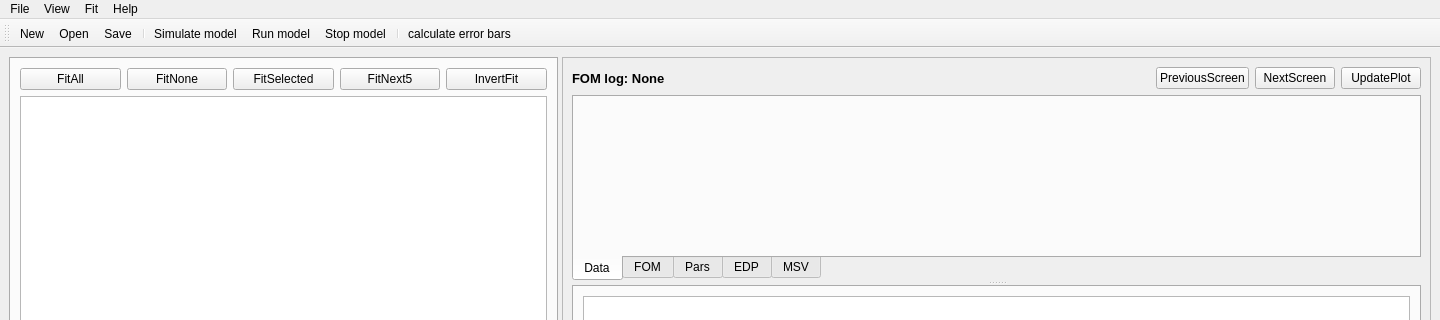
jackey-qiu/DaFy, file projects/superrod/superrod3.ui: the form before one commit; both pictures show x 0 to 1440 and y 0 to 320 of the 1440 by 805 pixel window.
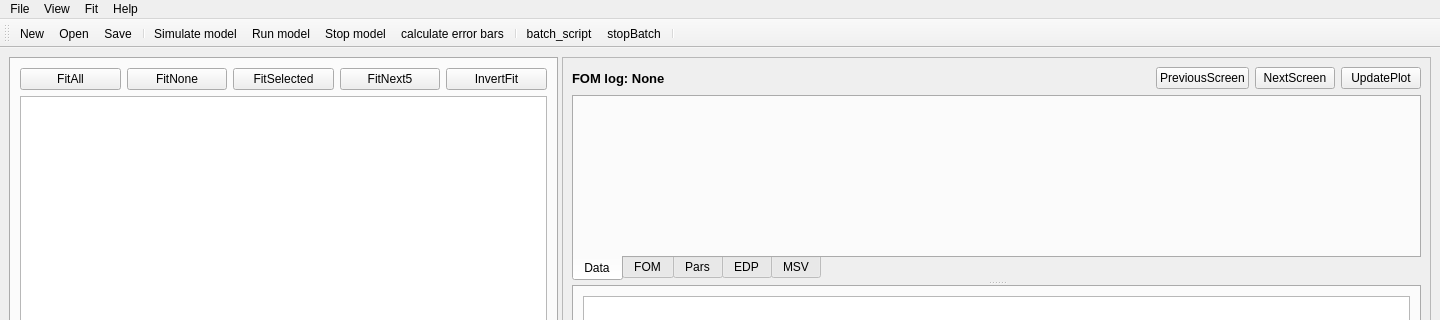
The form after the commit. The open tabs and pages were chosen to show the change. Icons and pictures are not drawn. Custom widgets are drawn as their Qt base class.

Commit message: add a widget to run batch script for MI fit for raxs datasets

What changed in the file:
```diff
--- a/projects/superrod/superrod3.ui
+++ b/projects/superrod/superrod3.ui
@@ -841,8 +841,11 @@
    <addaction name="actionSimulate"/>
    <addaction name="actionRun"/>
    <addaction name="actionStop"/>
-   <addaction name="separator"/>
    <addaction name="actionCalculate"/>
+   <addaction name="separator"/>
+   <addaction name="actionRun_batch_script"/>
+   <addaction name="actionStopBatch"/>
+   <addaction name="separator"/>
   </widget>
   <action name="actionSimulate">
    <property name="icon">
@@ -1028,6 +1031,24 @@
     <string>Manual</string>
    </property>
   </action>
+  <action name="actionRun_batch_script">
+   <property name="icon">
+    <iconset>
+     <normaloff>icons/batch_script.png</normaloff>icons/batch_script.png</iconset>
+   </property>
+   <property name="text">
+    <string>batch_script</string>
+   </property>
+  </action>
+  <action name="actionStopBatch">
+   <property name="icon">
+    <iconset>
+     <normaloff>icons/stop2.png</normaloff>icons/stop2.png</iconset>
+   </property>
+   <property name="text">
+    <string>stopBatch</string>
+   </property>
+  </action>
  </widget>
  <customwidgets>
   <customwidget>
```
Left out of the diff: 2 changed lines with no effect on the pictures. The commit also changes 8 other files.
